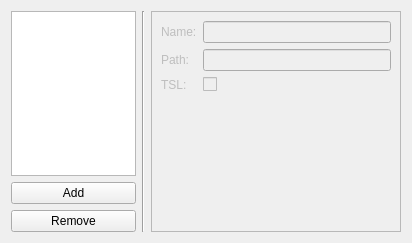
Before: the Qt Designer form Tools/HolocronToolset/src/ui/widgets/settings/installations.ui in openkotor/pykotor, drawn with Qt 5.
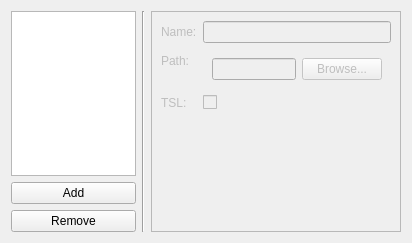
After: the same form once the commit is applied. Custom widgets are drawn as their Qt base class.

Commit message: fix: enhance installation settings UI and functionality with path browsing and deduplication

```diff
--- a/Tools/HolocronToolset/src/ui/widgets/settings/installations.ui
+++ b/Tools/HolocronToolset/src/ui/widgets/settings/installations.ui
@@ -76,7 +76,20 @@
        </widget>
       </item>
       <item row="1" column="1">
-       <widget class="QLineEdit" name="pathDirEdit"/>
+       <widget class="QWidget" name="pathDirWidget" native="true">
+        <layout class="QHBoxLayout" name="pathDirLayout">
+         <item>
+          <widget class="QLineEdit" name="pathDirEdit"/>
+         </item>
+         <item>
+          <widget class="QPushButton" name="pathBrowseButton">
+           <property name="text">
+            <string>Browse...</string>
+           </property>
+          </widget>
+         </item>
+        </layout>
+       </widget>
       </item>
       <item row="2" column="0">
        <widget class="QLabel" name="label_13">
```
The commit also changes 5 other files.
